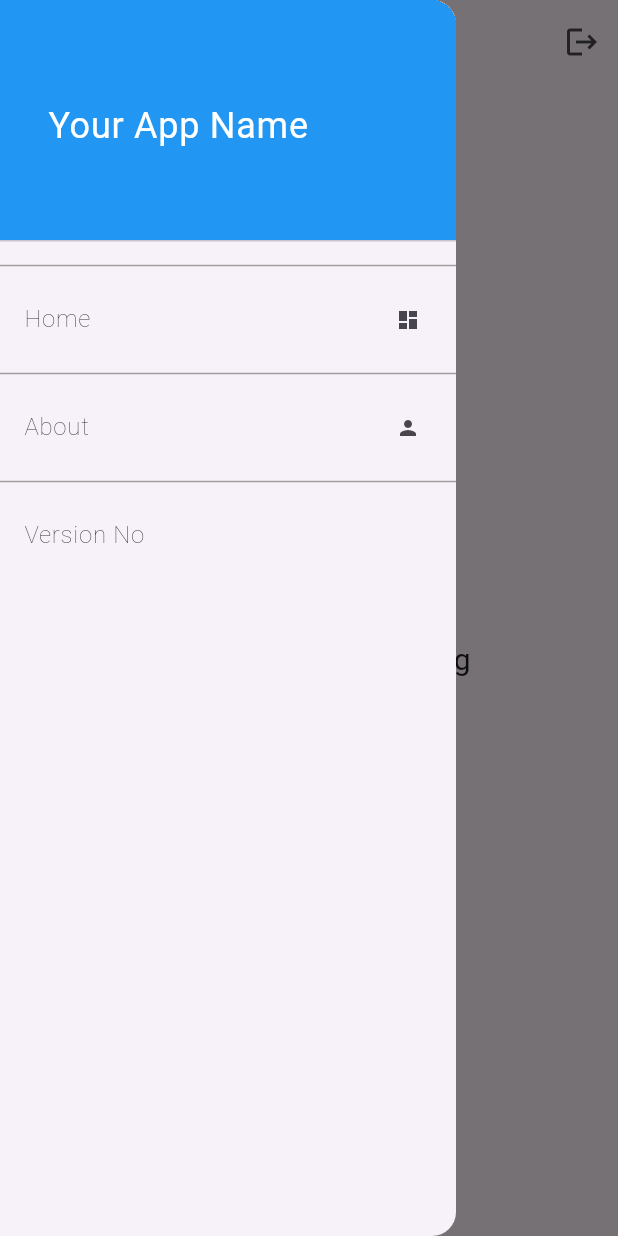
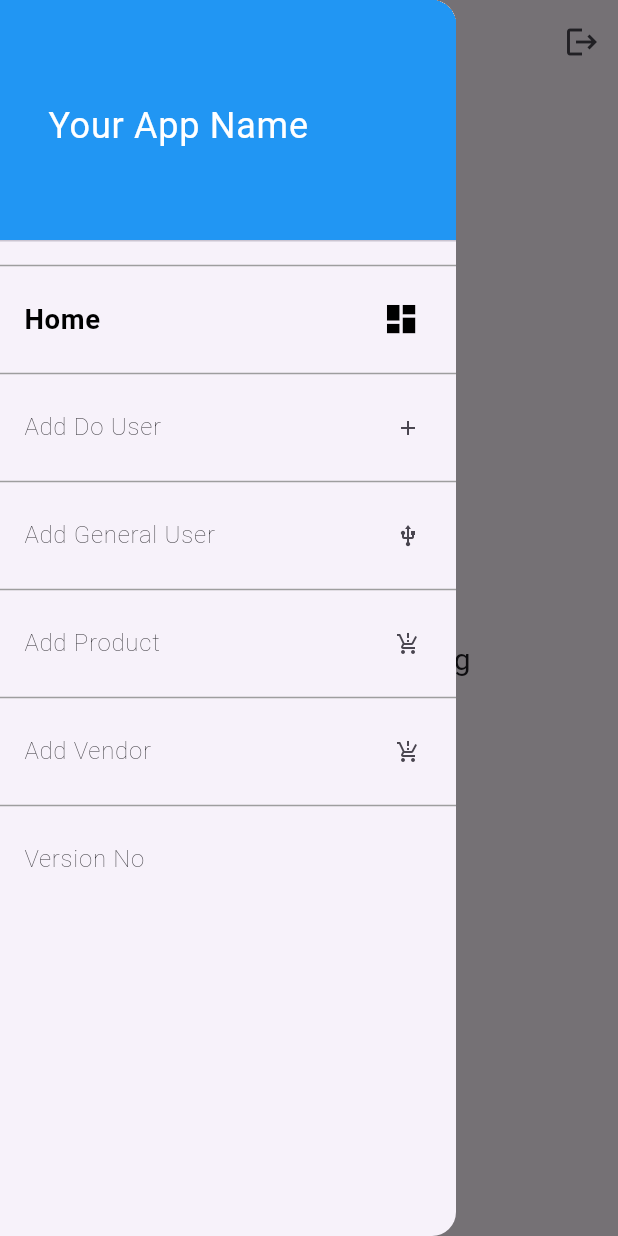
Before and after one commit to refayet21/loginwithdifferentuser, a Flutter app: the HomeScreen screen opened by its route, with the side drawer open, on a phone screen of 412 x 824 dp. Run offline on Flutter 3.47's test engine with Material 3 defaults, Android fonts, the phone set to English and light mode, and no system bars; our stand-ins replace flutter_screenutil, get, get_storage; accounts and stored records are empty.

Commit message:
drawer added

```diff
--- a/lib/infrastructure/navigation/bindings/controllers/controllers_bindings.dart
+++ b/lib/infrastructure/navigation/bindings/controllers/controllers_bindings.dart
@@ -1,3 +1,7 @@
+export 'package:multi_login/infrastructure/navigation/bindings/controllers/adduser.controller.binding.dart';
+export 'package:multi_login/infrastructure/navigation/bindings/controllers/admin_addgenuser.controller.binding.dart';
+export 'package:multi_login/infrastructure/navigation/bindings/controllers/admin_addproduct.controller.binding.dart';
+export 'package:multi_login/infrastructure/navigation/bindings/controllers/admin_addvendor.controller.binding.dart';
 export 'package:multi_login/infrastructure/navigation/bindings/controllers/douser.controller.binding.dart';
 export 'package:multi_login/infrastructure/navigation/bindings/controllers/generaluser.controller.binding.dart';
 export 'package:multi_login/infrastructure/navigation/bindings/controllers/home.controller.binding.dart';
--- a/lib/infrastructure/navigation/bindings/controllers/home.controller.binding.dart
+++ b/lib/infrastructure/navigation/bindings/controllers/home.controller.binding.dart
@@ -1,6 +1,6 @@
 import 'package:get/get.dart';
 
-import '../../../../presentation/home/controllers/home.controller.dart';
+import '../../../../presentation/admin/home/controllers/home.controller.dart';
 
 class HomeControllerBinding extends Bindings {
   @override
--- a/lib/infrastructure/navigation/navigation.dart
+++ b/lib/infrastructure/navigation/navigation.dart
@@ -51,5 +51,25 @@ class Nav {
       page: () => DouserScreen(),
       binding: DouserControllerBinding(),
     ),
+    GetPage(
+      name: Routes.ADDUSER,
+      page: () => const AdduserScreen(),
+      binding: AdduserControllerBinding(),
+    ),
+    GetPage(
+      name: Routes.ADMIN_ADDGENUSER,
+      page: () => const AdminAddgenuserScreen(),
+      binding: AdminAddgenuserControllerBinding(),
+    ),
+    GetPage(
+      name: Routes.ADMIN_ADDPRODUCT,
+      page: () => const AdminAddproductScreen(),
+      binding: AdminAddproductControllerBinding(),
+    ),
+    GetPage(
+      name: Routes.ADMIN_ADDVENDOR,
+      page: () => const AdminAddvendorScreen(),
+      binding: AdminAddvendorControllerBinding(),
+    ),
   ];
 }
--- a/lib/infrastructure/navigation/routes.dart
+++ b/lib/infrastructure/navigation/routes.dart
@@ -4,9 +4,13 @@ class Routes {
     return SPLASH;
   }
 
+  static const ADDUSER = '/adduser';
+  static const ADMIN_ADDGENUSER = '/admin-addgenuser';
+  static const ADMIN_ADDPRODUCT = '/admin-addproduct';
+  static const DOUSER = '/douser';
   static const GENERALUSER = '/generaluser';
   static const HOME = '/home';
   static const LOGIN = '/login';
   static const SPLASH = '/splash';
-  static const DOUSER = '/douser';
+  static const ADMIN_ADDVENDOR = '/admin-addvendor';
 }
--- a/lib/presentation/screens.dart
+++ b/lib/presentation/screens.dart
@@ -1,5 +1,9 @@
+export 'package:multi_login/presentation/admin/addgenuser/admin_addgenuser.screen.dart';
+export 'package:multi_login/presentation/admin/addproduct/admin_addproduct.screen.dart';
+export 'package:multi_login/presentation/admin/adduser/adduser.screen.dart';
+export 'package:multi_login/presentation/admin/addvendor/admin_addvendor.screen.dart';
+export 'package:multi_login/presentation/admin/home/home.screen.dart';
 export 'package:multi_login/presentation/douser/douser.screen.dart';
 export 'package:multi_login/presentation/generaluser/generaluser.screen.dart';
-export 'package:multi_login/presentation/home/home.screen.dart';
 export 'package:multi_login/presentation/login/login.screen.dart';
 export 'package:multi_login/presentation/splash/splash.screen.dart';
--- a/lib/widgets/admin_drawer.dart
+++ b/lib/widgets/admin_drawer.dart
@@ -7,9 +7,21 @@ import 'package:multi_login/widgets/Drawer/reuseable_drawer.dart';
 class AdminDrawer extends StatelessWidget {
   final List<DrawerMenuItem> drawerItems = [
     DrawerMenuItem(
-        title: 'Home', routeName: Routes.GENERALUSER, icon: Icons.dashboard),
+        title: 'Home', routeName: Routes.HOME, icon: Icons.dashboard),
     DrawerMenuItem(
-        title: 'About', routeName: Routes.GENERALUSER, icon: Icons.person),
+        title: 'Add Do User', routeName: Routes.ADDUSER, icon: Icons.add),
+    DrawerMenuItem(
+        title: 'Add General User',
+        routeName: Routes.ADMIN_ADDGENUSER,
+        icon: Icons.usb),
+    DrawerMenuItem(
+        title: 'Add Product ',
+        routeName: Routes.ADMIN_ADDPRODUCT,
+        icon: Icons.production_quantity_limits),
+    DrawerMenuItem(
+        title: 'Add Vendor ',
+        routeName: Routes.ADMIN_ADDVENDOR,
+        icon: Icons.production_quantity_limits),
     DrawerMenuItem(
       title: 'Version No',
     ),
```
Also changed, not shown: lib/infrastructure/navigation/bindings/controllers/adduser.controller.binding.dart (added, +12 -0 lines), lib/infrastructure/navigation/bindings/controllers/admin_addgenuser.controller.binding.dart (added, +12 -0 lines), lib/infrastructure/navigation/bindings/controllers/admin_addproduct.controller.binding.dart (added, +12 -0 lines), lib/infrastructure/navigation/bindings/controllers/admin_addvendor.controller.binding.dart (added, +12 -0 lines), lib/presentation/admin/addgenuser/admin_addgenuser.screen.dart (added, +26 -0 lines), lib/presentation/admin/addgenuser/controllers/admin_addgenuser.controller.dart (added, +23 -0 lines), lib/presentation/admin/addproduct/admin_addproduct.screen.dart (added, +26 -0 lines), lib/presentation/admin/addproduct/controllers/admin_addproduct.controller.dart (added, +23 -0 lines), lib/presentation/admin/adduser/adduser.screen.dart (added, +26 -0 lines), lib/presentation/admin/adduser/controllers/adduser.controller.dart (added, +23 -0 lines), lib/presentation/admin/addvendor/admin_addvendor.screen.dart (added, +26 -0 lines), lib/presentation/admin/addvendor/controllers/admin_addvendor.controller.dart (added, +23 -0 lines), lib/presentation/admin/home/controllers/home.controller.dart (renamed from lib/presentation/home/controllers/home.controller.dart), lib/presentation/admin/home/home.screen.dart (renamed from lib/presentation/home/home.screen.dart).
